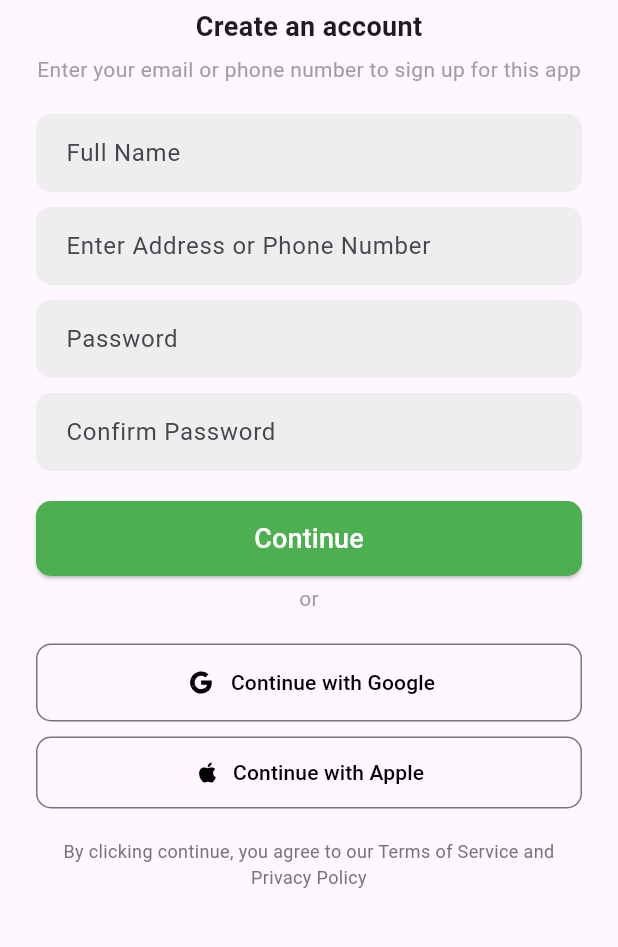
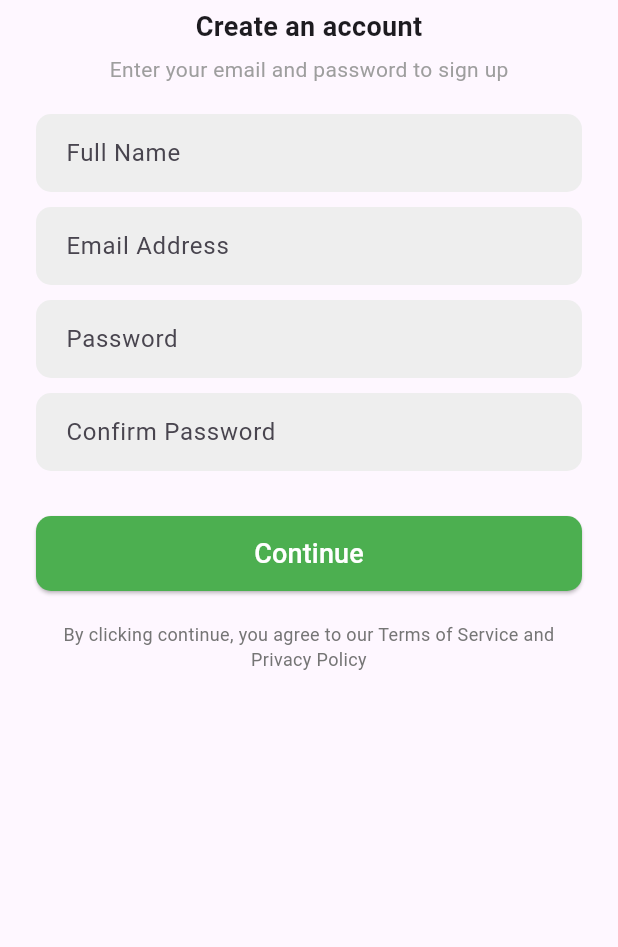
Before and after one commit to ashib11/Nestmate, a Flutter app: the SignUpScreen screen opened directly, on a phone screen of 412 x 824 dp, the part 207-1154 px from its top. Run offline on Flutter 3.47's test engine with Material 3 defaults, Android fonts, the phone set to English and light mode, and no system bars; our stand-ins replace cloud_firestore, firebase_auth, firebase_core, flutter_svg, pin_code_fields; accounts and stored records are empty.

Commit message:
Backend included in the signup page

```diff
--- a/lib/screens/signup_screen.dart
+++ b/lib/screens/signup_screen.dart
@@ -1,9 +1,70 @@
 import 'package:flutter/material.dart';
-import '../widgets/social_login_button.dart';
-import 'home_screen.dart';
+import '../services/auth_service.dart'; // Import your AuthService
 import '../widgets/custom_text_field.dart';
+import 'login_screen.dart';
 
-class SignUpScreen extends StatelessWidget {
+class SignUpScreen extends StatefulWidget {
+  @override
+  _SignUpScreenState createState() => _SignUpScreenState();
+}
+
+class _SignUpScreenState extends State<SignUpScreen> {
+  final TextEditingController fullNameController = TextEditingController();
+  final TextEditingController emailController = TextEditingController();
+  final TextEditingController passwordController = TextEditingController();
+  final TextEditingController confirmPasswordController = TextEditingController();
+
+  final AuthService _authService = AuthService(); // AuthService instance
+  String errorMessage = "";
+
+  void _signUp() async {
+    String fullName = fullNameController.text.trim();
+    String email = emailController.text.trim();
+    String password = passwordController.text.trim();
+    String confirmPassword = confirmPasswordController.text.trim();
+
+    if (fullName.isEmpty || email.isEmpty || password.isEmpty) {
+      setState(() {
+        errorMessage = "All fields are required!";
+      });
+      return;
+    }
+
+    if (password != confirmPassword) {
+      setState(() {
+        errorMessage = "Passwords do not match!";
+      });
+      return;
+    }
+
+    var user = await _authService.signUp(email, password, fullName);
+    if (user != null) {
+      showDialog(
+        context: context,
+        builder: (context) => AlertDialog(
+          title: Text("Success"),
+          content: Text("Account created successfully!"),
+          actions: [
+            TextButton(
+              onPressed: () {
+                Navigator.pop(context);
+                Navigator.pushReplacement(
+                  context,
+                  MaterialPageRoute(builder: (context) => LoginScreen()),
+                );
+              },
+              child: Text("OK"),
+            ),
+          ],
+        ),
+      );
+    } else {
+      setState(() {
+        errorMessage = "Sign up failed. Please try again.";
+      });
+    }
+  }
+
   @override
   Widget build(BuildContext context) {
     return Scaffold(
@@ -42,31 +103,42 @@ class SignUpScreen extends StatelessWidget {
                     ),
                     SizedBox(height: 5),
                     Text(
-                      'Enter your email or phone number to sign up for this app',
+                      'Enter your email and password to sign up',
                       style: TextStyle(fontSize: 14, color: Colors.grey),
                     ),
                   ],
                 ),
               ),
-
               const SizedBox(height: 20),
               CustomTextField(
                 hintText: "Full Name",
+                controller: fullNameController,
               ),
               const SizedBox(height: 10),
               CustomTextField(
-                hintText: "Enter Address or Phone Number",
+                hintText: "Email Address",
+                controller: emailController,
               ),
               const SizedBox(height: 10),
               CustomTextField(
                 hintText: "Password",
                 isPassword: true,
+                controller: passwordController,
               ),
               const SizedBox(height: 10),
               CustomTextField(
                 hintText: "Confirm Password",
                 isPassword: true,
+                controller: confirmPasswordController,
               ),
+              const SizedBox(height: 10),
+              if (errorMessage.isNotEmpty)
+                Center(
+                  child: Text(
+                    errorMessage,
+                    style: TextStyle(color: Colors.red, fontSize: 14),
+                  ),
+                ),
               const SizedBox(height: 20),
               SizedBox(
                 width: double.infinity,
@@ -78,41 +150,14 @@ class SignUpScreen extends StatelessWidget {
                       borderRadius: BorderRadius.circular(10),
                     ),
                   ),
-                  onPressed: () {
-                    Navigator.push(
-                      context,
-                      MaterialPageRoute(builder: (context) => HomeScreen()),
-                    );
-                  },
+                  onPressed: _signUp,
                   child: const Text(
                     "Continue",
                     style: TextStyle(fontSize: 18, color: Colors.white),
                   ),
                 ),
               ),
-              SizedBox(height: 5),
-              Center(
-                child: Text(
-                  'or',
-                  style: TextStyle(
-                    fontSize: 14,
-                    color: Colors.grey,
-                  ),
-                ),
-              ),
               const SizedBox(height: 20),
-              SocialLoginButton(
-                text: "Continue with Google",
-                iconPath: "assets/icons/google.svg.svg",
-                onPressed: () {},
-              ),
-              const SizedBox(height: 10),
-              SocialLoginButton(
-                text: "Continue with Apple",
-                icon: Icons.apple,
-                onPressed: () {},
-              ),
-              SizedBox(height: 20),
               Center(
                 child: Text(
                   "By clicking continue, you agree to our Terms of Service and Privacy Policy",
```
Also changed, not shown: lib/services/auth_service.dart (+57 -5 lines).
